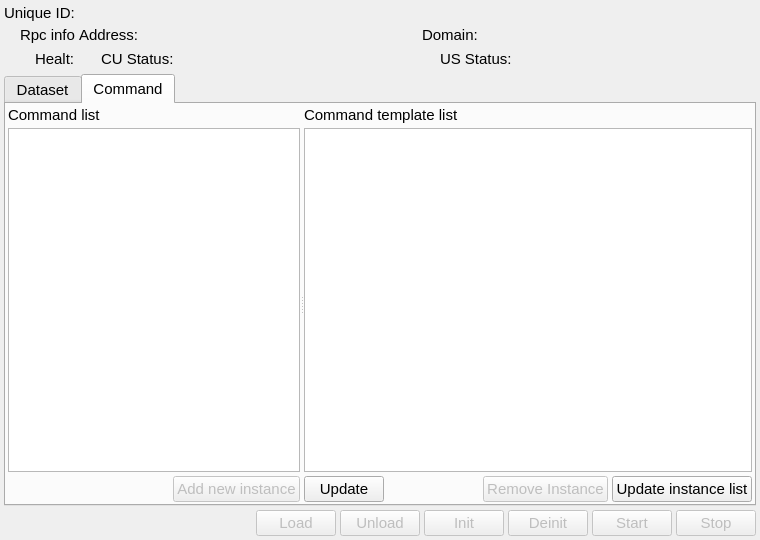
First picture: the form in ccs/node/control_unit/ControlUnitEditor.ui, repository bisegni/chaosframework, before the edit.
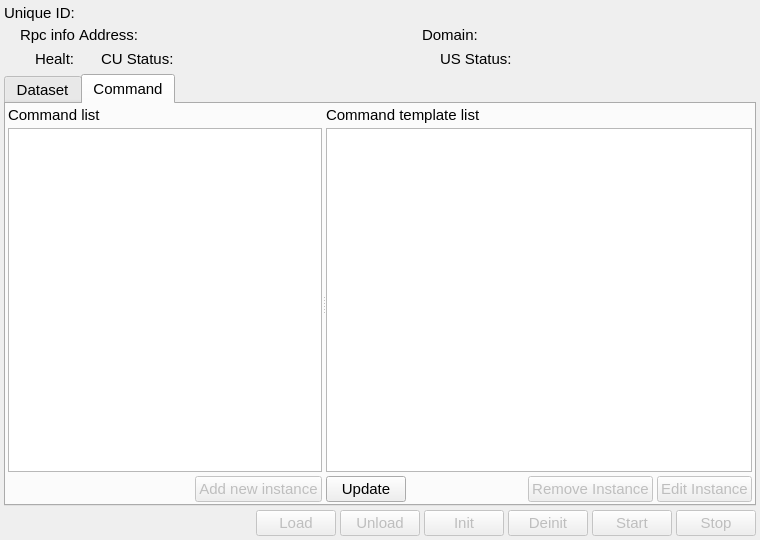
Second picture: the form after the edit. The open tabs and pages were chosen to show the change. Custom widgets are drawn as their Qt base class.

Diff of the .ui file:
```diff
--- a/ccs/node/control_unit/ControlUnitEditor.ui
+++ b/ccs/node/control_unit/ControlUnitEditor.ui
@@ -640,14 +640,17 @@
               </widget>
              </item>
              <item>
-              <widget class="QPushButton" name="pushButtonUpdateInstanceList">
+              <widget class="QPushButton" name="pushButtonEditInstance">
+               <property name="enabled">
+                <bool>false</bool>
+               </property>
                <property name="font">
                 <font>
                  <pointsize>11</pointsize>
                 </font>
                </property>
                <property name="text">
-                <string>Update instance list</string>
+                <string>Edit Instance</string>
                </property>
               </widget>
              </item>
```
